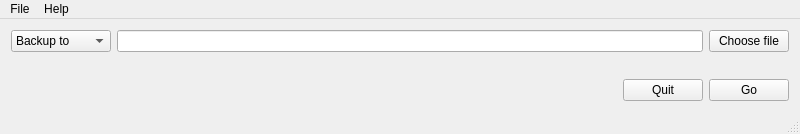
Above: mainwindow.ui from rjhansen/sherpa before the change. Below: the same form after it.
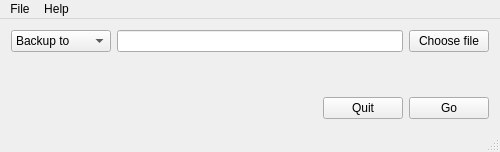
That is the form after the change.

Commit message: Sets file permissions correctly on UNIX

The edit to the form file:
```diff
--- a/mainwindow.ui
+++ b/mainwindow.ui
@@ -6,8 +6,8 @@
    <rect>
     <x>0</x>
     <y>0</y>
-    <width>800</width>
-    <height>134</height>
+    <width>500</width>
+    <height>152</height>
    </rect>
   </property>
   <property name="windowTitle">
@@ -110,8 +110,8 @@
     <rect>
      <x>0</x>
      <y>0</y>
-     <width>800</width>
-     <height>17</height>
+     <width>500</width>
+     <height>22</height>
     </rect>
    </property>
    <widget class="QMenu" name="menuHelp">
```
The commit also changes 2 other files.
